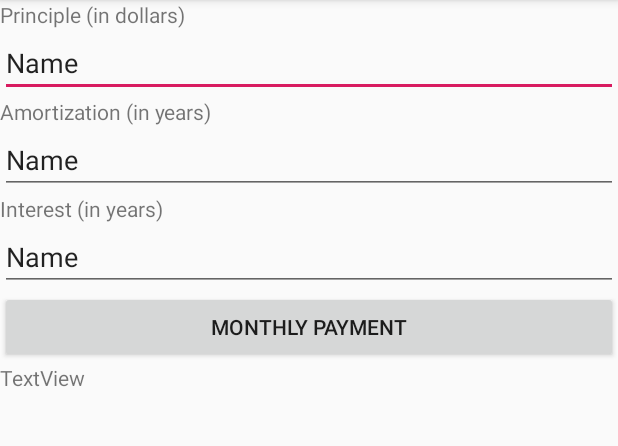
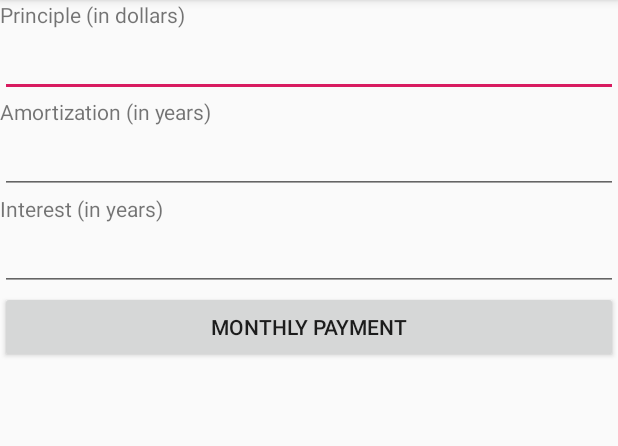
Before and after one commit to oseiivy/MortgageApp, an Android app: the MortgageActivity screen opened directly, with no data from a screen before it, on a phone screen of 412 x 824 dp, the part 84-530 px from its top. Run offline under Robolectric (Android 15) with nearby library versions, the light colour scheme and no system bars.

Commit message:
Mortgage app commit

```diff
--- a/app/src/main/res/layout/activity_mortgage.xml
+++ b/app/src/main/res/layout/activity_mortgage.xml
@@ -20,7 +20,7 @@
         android:layout_height="wrap_content"
         android:ems="10"
         android:inputType="textPersonName"
-        android:text="Name"
+        android:text=""
         app:layout_constraintStart_toStartOf="parent"
         app:layout_constraintTop_toBottomOf="@+id/textView" />
 
@@ -38,7 +38,7 @@
         android:layout_height="wrap_content"
         android:ems="10"
         android:inputType="textPersonName"
-        android:text="Name"
+        android:text=""
         app:layout_constraintStart_toStartOf="parent"
         app:layout_constraintTop_toBottomOf="@+id/textView2" />
 
@@ -56,7 +56,7 @@
         android:layout_height="wrap_content"
         android:ems="10"
         android:inputType="textPersonName"
-        android:text="Name"
+        android:text=""
         app:layout_constraintStart_toStartOf="parent"
         app:layout_constraintTop_toBottomOf="@+id/textView3" />
 
@@ -74,7 +74,9 @@
         android:id="@+id/textView4"
         android:layout_width="match_parent"
         android:layout_height="wrap_content"
-        android:text="TextView"
+        android:text=""
+        android:textColor="#ff0000"
+        android:textSize="64sp"
         app:layout_constraintEnd_toEndOf="parent"
         app:layout_constraintHorizontal_bias="0.5"
         app:layout_constraintStart_toStartOf="parent"
```
Also changed, not shown: app/src/main/java/com/example/mortgageapp/MortgageModel.java (added, +25 -0 lines).
